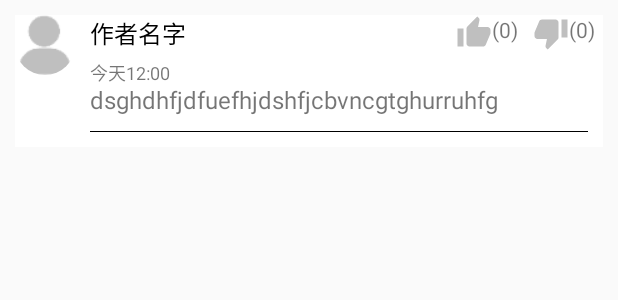
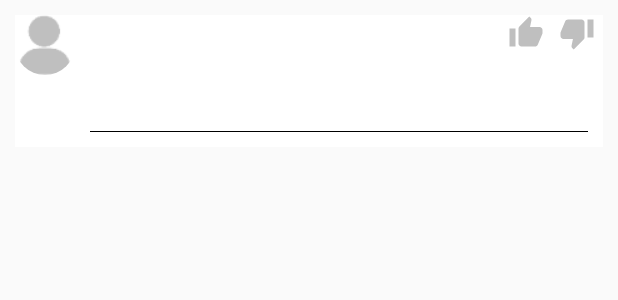
Before and after one commit to jay68/BiHu, an Android app: the layout item_answer.xml on its own in the app's theme, with its tools: preview values and no code run, on a phone screen of 412 x 824 dp. Shown: the top 300 px of the screen. Run offline under Robolectric (Android 15) with nearby library versions, the phone set to English and light mode, and no system bars.

Commit message:
修改了最近更新时间显示错误的bug（写成getDate了不出错才怪）

```diff
--- a/app/src/main/java/com/jay/bihu/holder/QuestionViewHolder.java
+++ b/app/src/main/java/com/jay/bihu/holder/QuestionViewHolder.java
@@ -86,7 +86,7 @@ public class QuestionViewHolder extends RecyclerView.ViewHolder implements View.
     private void updateAllTextView(Question question) {
         mAuthorName.setText(question.getAuthorName());
         mDate.setText(DateUtils.getDateDescription(question.getDate()));
-        mRecentDate.setText(DateUtils.getDateDescription(question.getDate()) + " 更新");
+        mRecentDate.setText(DateUtils.getDateDescription(question.getRecent()) + " 更新");
         mQuestionTitle.setText(question.getTitle());
         mQuestionDetail.setText(question.getContent());
         mExcitingCount.setText("(" + question.getExcitingCount() + ")");
--- a/app/src/main/java/com/jay/bihu/utils/JsonParser.java
+++ b/app/src/main/java/com/jay/bihu/utils/JsonParser.java
@@ -46,6 +46,8 @@ public class JsonParser {
                 question.setContent(js.getString("content"));
                 question.setDate(js.getString("date"));
                 question.setRecent(js.getString("recent"));
+                if (question.getRecent().equals("null"))
+                    question.setRecent(question.getDate());
                 question.setAnswerCount(js.getInt("answerCount"));
                 question.setAuthorId(js.getInt("authorId"));
                 question.setAuthorName(js.getString("authorName"));
@@ -54,7 +56,7 @@ public class JsonParser {
                 question.setNaiveCount(js.getInt("naive"));
                 JSONArray images = js.getJSONArray("images");
                 for (int j = 0; j < images.length(); j++)
-                    question.addImageUrl(images.getString(i));
+                    question.addImageUrl(images.getJSONObject(j).getString("url"));
                 questionList.add(question);
             }
         } catch (JSONException e) {
@@ -91,7 +93,7 @@ public class JsonParser {
                 if (js.has("images")) {
                     JSONArray images = js.getJSONArray("images");
                     for (int j = 0; j < images.length(); j++)
-                        answer.addImageUrl(images.getString(i));
+                        answer.addImageUrl(images.getJSONObject(j).getString("url"));
                 }
                 answerList.add(answer);
             }
--- a/app/src/main/res/layout/item_answer.xml
+++ b/app/src/main/res/layout/item_answer.xml
@@ -25,7 +25,6 @@
             android:id="@+id/authorName"
             android:layout_width="wrap_content"
             android:layout_height="wrap_content"
-            android:text="作者名字"
             android:textColor="#000"
             android:textSize="16sp"/>
 
@@ -34,7 +33,6 @@
             android:layout_width="wrap_content"
             android:layout_height="wrap_content"
             android:layout_marginTop="5dp"
-            android:text="今天12:00"
             android:textSize="12sp"/>
     </LinearLayout>
 
@@ -57,8 +55,7 @@
             android:layout_width="wrap_content"
             android:layout_height="wrap_content"
             android:layout_marginEnd="10dp"
-            android:layout_marginRight="10dp"
-            android:text="(0)"/>
+            android:layout_marginRight="10dp"/>
 
         <ImageButton
             android:id="@+id/naiveButton"
@@ -69,8 +66,7 @@
         <TextView
             android:id="@+id/naiveCount"
             android:layout_width="wrap_content"
-            android:layout_height="wrap_content"
-            android:text="(0)"/>
+            android:layout_height="wrap_content"/>
 
         <ImageButton
             android:id="@+id/acceptButton"
@@ -102,6 +98,5 @@
         android:layout_below="@+id/avatar"
         android:layout_marginTop="5dp"
         android:maxLength="500"
-        android:text="dsghdhfjdfuefhjdshfjcbvncgtghurruhfg"
         android:textSize="16sp"/>
 </RelativeLayout>
--- a/app/src/main/res/layout/item_question.xml
+++ b/app/src/main/res/layout/item_question.xml
@@ -57,7 +57,7 @@
                 android:layout_width="wrap_content"
                 android:layout_height="wrap_content"
                 android:ellipsize="end"
-                android:lines="1"
+                android:maxLength="20"
                 android:textColor="#000"
                 android:textSize="16sp"/>
 
@@ -70,7 +70,7 @@
                 android:layout_marginStart="8dp"
                 android:layout_marginTop="5dp"
                 android:ellipsize="end"
-                android:maxLength="50"
+                android:maxLength="500"
                 android:textSize="14sp"/>
         </RelativeLayout>
 
```
Also changed, not shown: app/src/main/java/com/jay/bihu/adapter/FavoriteListRvAdapter.java (+0 -11 lines), app/src/main/java/com/jay/bihu/adapter/QuestionListRvAdapter.java (+0 -11 lines).
